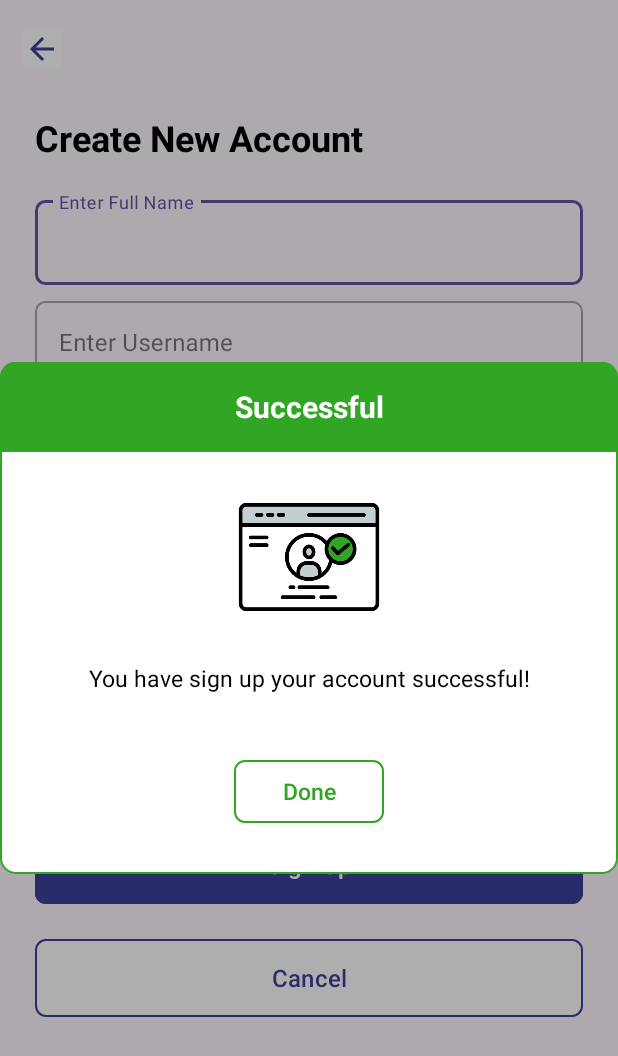
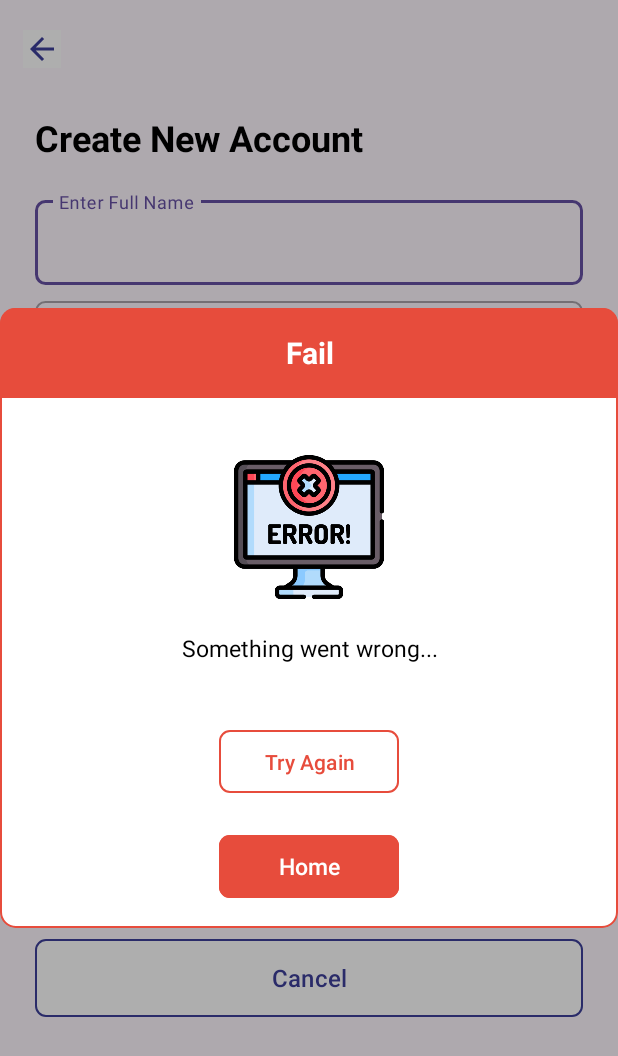
Before and after one commit to jingyinggggg/android_development_project, an Android app: the SignUpPage screen opened directly, with no data from a screen before it, after a tap on "Sign Up", on a phone screen of 412 x 824 dp. Shown: the top 1056 px of the screen. Run offline under Robolectric (Android 15) with nearby library versions, the phone set to English and light mode, and no system bars; our stand-ins replace Firebase (no records; nobody signed in at launch, a user with empty details on screens opened directly); Roboto replaces fonts that are not available here.

Commit message:
Sign Up Page - Completed
- Done database connection

```diff
--- a/app/src/main/java/com/example/transportpro/SignUpPage.java
+++ b/app/src/main/java/com/example/transportpro/SignUpPage.java
@@ -1,103 +1,141 @@
 package com.example.transportpro;
 
+import androidx.annotation.NonNull;
 import androidx.appcompat.app.AlertDialog;
 import androidx.appcompat.app.AppCompatActivity;
 
 import android.app.Dialog;
 import android.content.Intent;
-import android.graphics.Color;
-import android.graphics.drawable.ColorDrawable;
 import android.os.Bundle;
 import android.text.Editable;
 import android.text.TextWatcher;
+import android.util.Log;
 import android.view.View;
-import android.view.ViewGroup;
 import android.widget.Button;
+import android.widget.TextView;
+import android.widget.Toast;
 
+import com.example.transportpro.databinding.SignUpPageBinding;
+import com.google.android.gms.tasks.OnCompleteListener;
+import com.google.android.gms.tasks.Task;
 import com.google.android.material.textfield.TextInputEditText;
 import com.google.android.material.textfield.TextInputLayout;
+import com.google.firebase.database.DataSnapshot;
+import com.google.firebase.database.DatabaseError;
+import com.google.firebase.database.DatabaseReference;
+import com.google.firebase.database.FirebaseDatabase;
+import com.google.firebase.database.ValueEventListener;
 
+import java.util.Locale;
 import java.util.regex.Matcher;
 import java.util.regex.Pattern;
 
 public class SignUpPage extends AppCompatActivity {
 
-    Button signUp;
+    SignUpPageBinding binding;
+    String fullname, username, email, contact, password, Rpassword;
+    FirebaseDatabase db;
+    DatabaseReference reference;
 
-    //Dialog Variables
+    // Dialog Variables
     Dialog showDialog;
 
     @Override
     protected void onCreate(Bundle savedInstanceState) {
         super.onCreate(savedInstanceState);
-        setContentView(R.layout.sign_up_page);
+        binding = SignUpPageBinding.inflate(getLayoutInflater());
+        setContentView(binding.getRoot());
 
-        signUp = findViewById(R.id.signUpButton);
-        signUp.setOnClickListener(new View.OnClickListener() {
+        binding.signUpButton.setOnClickListener(new View.OnClickListener() {
             @Override
             public void onClick(View v) {
-                showAlertDialog(R.layout.sign_up_successful, 1);
-//                showAlertDialog(R.layout.sign_up_fail, 2);
+                fullname = binding.nameInput.getText().toString();
+                username = binding.usernameInput.getText().toString().toLowerCase(Locale.ROOT);
+                email = binding.emailInput.getText().toString();
+                contact = binding.phoneInput.getText().toString();
+                password = binding.passwordInput.getText().toString();
+                Rpassword = binding.reenterPasswordInput.getText().toString();
+
+                if (!fullname.isEmpty() && !username.isEmpty() && !email.isEmpty() && !contact.isEmpty() && !password.isEmpty() && !Rpassword.isEmpty() && password.equals(Rpassword)) {
+                    db = FirebaseDatabase.getInstance();
+                    reference = db.getReference("User");
+
+                    // Query to find the maximum user ID in the database
+                    reference.orderByChild("username").equalTo(username).addListenerForSingleValueEvent(new ValueEventListener() {
+                        @Override
+                        public void onDataChange(DataSnapshot dataSnapshot) {
+                            if(dataSnapshot.exists()){
+                                showAlertDialog(R.layout.sign_up_fail, 2);
+                                Toast.makeText(SignUpPage.this, "Username is already used, please try another", Toast.LENGTH_SHORT).show();
+                            }
+                            else {
+                                // Username is unique, proceed to create the user
+                                reference.addListenerForSingleValueEvent(new ValueEventListener() {
+                                    @Override
+                                    public void onDataChange(DataSnapshot dataSnapshot) {
+                                        // Count the number of users with the same username
+                                        int numUsersWithSameUsername = (int) dataSnapshot.getChildrenCount();
+
+                                        // Increment the maximum user ID to generate a new user ID
+                                        int newUserId = numUsersWithSameUsername + 1;
+
+                                        int isAdminAccount = 0;
+                                        int isDeletedAccount = 0;
+
+                                        // Create the User object with the new user ID
+                                        User user = new User(isDeletedAccount, isAdminAccount, newUserId, fullname, username, email, contact, password);
+
+                                        // Show the success dialog
+                                        showAlertDialog(R.layout.sign_up_successful, 1);
+
+                                        // Set the new user data in the database
+                                        setUserInDatabase(username, user);
+                                    }
+
+                                    @Override
+                                    public void onCancelled(@NonNull DatabaseError error) {
+                                        // Handle database error
+                                    }
+                                });
+                            }
+                        }
+
+                        @Override
+                        public void onCancelled(@NonNull DatabaseError error) {
+                            // Handle database error
+                        }
+                    });
+                } else {
+                    showAlertDialog(R.layout.sign_up_fail, 2);
+                }
             }
         });
 
-        //Password Validation
-        //Get reference to the TextInputLayout and TextInputEditText for password
+        // Password Validation
+        // Get reference to the TextInputLayout and TextInputEditText for password
         TextInputLayout layoutPassword = findViewById(R.id.textInputLayoutPassword);
         TextInputEditText eTextPassword = findViewById(R.id.passwordInput);
         eTextPassword.addTextChangedListener(new TextWatcher() {
             @Override
             public void beforeTextChanged(CharSequence s, int start, int count, int after) {
-
             }
 
             @Override
             public void onTextChanged(CharSequence s, int start, int before, int count) {
                 String password = s.toString();
-                if(password.length() >= 8){
+                if (password.length() >= 8) {
                     Pattern pattern = Pattern.compile("[^a-zA-Z0-9]");
                     Matcher matcher = pattern.matcher(password);
                     boolean isPwdContainSpeChar = matcher.find();
                     layoutPassword.setHelperText("");
-                    if(isPwdContainSpeChar){
+                    if (isPwdContainSpeChar) {
                         layoutPassword.setError("");
-                    }else{
-                        layoutPassword.setError("Weak Password. Please include minimum 1 special character");
+                    } else {
+                        layoutPassword.setError("Weak Password. Please include a minimum of 1 special character");
                     }
-
-                }else{
-                    layoutPassword.setHelperText("***Password must be minimum 8 character");
+                } else {
+                    layoutPassword.setHelperText("***Password must be a minimum of 8 characters");
                     layoutPassword.setError("");
-                }
-            }
-
-            @Override
-            public void afterTextChanged(Editable s) {
-
-            }
-        });
-
-        //Validate Re-enter password
-        //Get reference to the TextInputLayout and TextInputEditText for reenter password
-        TextInputLayout textInputLayoutReenterPassword = findViewById(R.id.textInputLayoutRepeatPassword);
-        TextInputEditText reenterPasswordInput = findViewById(R.id.reenterPasswordInput);
-
-        reenterPasswordInput.addTextChangedListener(new TextWatcher() {
-            @Override
-            public void beforeTextChanged(CharSequence s, int start, int count, int after) {
-
-            }
-
-            @Override
-            public void onTextChanged(CharSequence s, int start, int before, int count) {
-                String password = eTextPassword.getText().toString();
-                String reenterPassword = reenterPasswordInput.getText().toString();
-
-                //If password does not match reenter password, error message displayed
-                if(password.equals(reenterPassword)){
-                    textInputLayoutReenterPassword.setError(null);
-                } else{
-                    textInputLayoutReenterPassword.setError("Password do not match");
                 }
             }
 
@@ -106,24 +144,49 @@ public class SignUpPage extends AppCompatActivity {
             }
         });
 
+        // Validate Re-enter password
+        // Get reference to the TextInputLayout and TextInputEditText for reenter password
+        TextInputLayout textInputLayoutReenterPassword = findViewById(R.id.textInputLayoutRepeatPassword);
+        TextInputEditText reenterPasswordInput = findViewById(R.id.reenterPasswordInput);
 
+        reenterPasswordInput.addTextChangedListener(new TextWatcher() {
+            @Override
+            public void beforeTextChanged(CharSequence s, int start, int count, int after) {
+            }
+
+            @Override
+            public void onTextChanged(CharSequence s, int start, int before, int count) {
+                String password = eTextPassword.getText().toString();
+                String reenterPassword = reenterPasswordInput.getText().toString();
+
+                // If password does not match reenter password, error message displayed
+                if (password.equals(reenterPassword)) {
+                    textInputLayoutReenterPassword.setError(null);
+                } else {
+                    textInputLayoutReenterPassword.setError("Password does not match");
+                }
+            }
+
+            @Override
+            public void afterTextChanged(Editable s) {
+            }
+        });
     }
 
-    public void backLoginPage(View view){
+    public void backLoginPage(View view) {
         Intent loginPage = new Intent(this, LoginPage.class);
         startActivity(loginPage);
     }
 
-    private void showAlertDialog(int myLayout, int type){
+    private void showAlertDialog(int myLayout, int type) {
         showDialog = new Dialog(SignUpPage.this);
         View layoutView = getLayoutInflater().inflate(myLayout, null);
 
         showDialog.setContentView(layoutView);
         showDialog.setCancelable(false);
         showDialog.getWindow().getAttributes().windowAnimations = R.style.animation;
-
-        //Sign up successful
-        if(type == 1){
+        // Sign up successful
+        if (type == 1) {
             showDialog.getWindow().setBackgroundDrawable(getDrawable(R.drawable.round_button_success));
 
             Button done = showDialog.findViewById(R.id.done);
@@ -134,29 +197,44 @@ public class SignUpPage extends AppCompatActivity {
                     backLoginPage(v);
                 }
             });
-        }
-        //Sign up fail
-        else{
+        } else {
             showDialog.getWindow().setBackgroundDrawable(getDrawable(R.drawable.round_button_fail));
             Button signUpFail = layoutView.findViewById(R.id.tryAgainButton);
-            //Click on try again button
+            // Click on the try again button
             signUpFail.setOnClickListener(new View.OnClickListener() {
                 @Override
                 public void onClick(View v) {
                     showDialog.dismiss();
                 }
             });
-
-            Button backHome = layoutView.findViewById(R.id.backHome);
-            backHome.setOnClickListener(new View.OnClickListener() {
-                @Override
-                public void onClick(View v) {
-                    backLoginPage(v);
-                }
-            });
         }
 
         showDialog.show();
+    }
 
+    // Separate method to set user data in the database
+    private void setUserInDatabase(String username, User user) {
+        reference.child(username).setValue(user).addOnCompleteListener(new OnCompleteListener<Void>() {
+            @Override
+            public void onComplete(@NonNull Task<Void> task) {
+                if (task.isSuccessful()) {
+                    // Data was successfully written to the database
+                    Log.d("Firebase", "Data write successful");
+                    // Reset the input fields
+                    binding.nameInput.setText("");
+                    binding.usernameInput.setText("");
+                    binding.emailInput.setText("");
+                    binding.phoneInput.setText("");
+                    binding.passwordInput.setText("");
+                } else {
+                    // Handle the error
+                    Exception e = task.getException();
+                    if (e != null) {
+                        Log.e("Firebase", "Data write failed: " + e.getMessage());
+                        showAlertDialog(R.layout.sign_up_fail, 2);
+                    }
+                }
+            }
+        });
     }
 }
```
